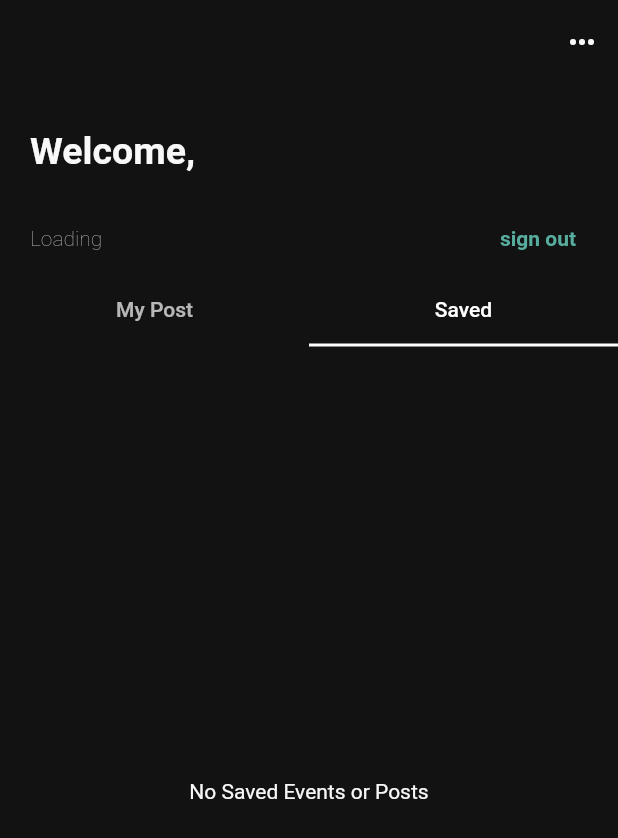
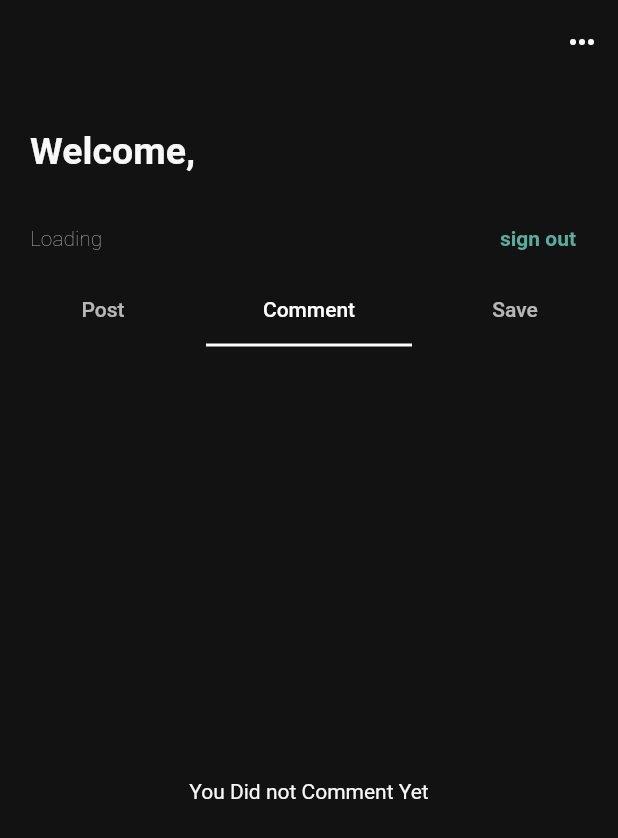
Before and after one commit to seoyoungk0909/INUS, a Flutter app: the ProfilePage screen opened directly, tab 2 chosen, on a phone screen of 412 x 824 dp. Shown: the top 838 px of the screen. Run offline on Flutter 3.47's test engine with Material 2 defaults, Android fonts, the phone set to English and light mode, and no system bars; our stand-ins replace cloud_firestore, firebase_auth, firebase_core, flutter_keyboard_visibility, flutter_speed_dial, flutter_svg and 1 more; accounts and stored records are empty; project files that could hold a hidden picture were left out.

Commit message:
added my comment section in profiel

```diff
--- a/lib/views/profile_page.dart
+++ b/lib/views/profile_page.dart
@@ -37,6 +37,12 @@ class ProfilePageState extends State<ProfilePage> {
           .snapshots();
 
   Stream<DocumentSnapshot<Map<String, dynamic>>> userInfoStream2 =
+      FirebaseFirestore.instance
+          .collection('user_info')
+          .doc(fbauth.FirebaseAuth.instance.currentUser?.uid)
+          .snapshots();
+
+  Stream<DocumentSnapshot<Map<String, dynamic>>> userInfoStream3 =
       FirebaseFirestore.instance
           .collection('user_info')
           .doc(fbauth.FirebaseAuth.instance.currentUser?.uid)
@@ -133,7 +139,7 @@ class ProfilePageState extends State<ProfilePage> {
   @override
   Widget build(BuildContext context) {
     return DefaultTabController(
-      length: 2,
+      length: 3,
       child: Scaffold(
         appBar: AppBar(
           backgroundColor: Theme.of(context).backgroundColor,
@@ -153,8 +159,9 @@ class ProfilePageState extends State<ProfilePage> {
               const TabBar(
                 indicatorColor: Colors.white,
                 tabs: [
-                  Tab(text: "My Post"),
-                  Tab(text: "Saved"),
+                  Tab(text: "Post"),
+                  Tab(text: "Comment"),
+                  Tab(text: "Save"),
                 ],
               ),
               Expanded(
@@ -208,6 +215,55 @@ class ProfilePageState extends State<ProfilePage> {
                           }
                         }),
                     KeepAliveStreamBuilder(
+                        stream: userInfoStream3,
+                        builder: (context, AsyncSnapshot<dynamic> snap) {
+                          if (snap.data == null) {
+                            print(snap);
+                            print(snap.data);
+                            return Center(
+                                child: CircularProgressIndicator(
+                                    color: ApdiColors.themeGreen));
+                          }
+                          try {
+                            Map<String, dynamic> data = snap.data!.data()!;
+                            List postRefs = data['myComments'];
+                            postRefs = postRefs.reversed.toList();
+                            List savedPostRefs = [];
+                            if (data.containsKey('savedPosts')) {
+                              savedPostRefs = data['savedPosts'];
+                            }
+                            if (postRefs.isEmpty) {
+                              return const Center(
+                                  child: Text("You Did not Comment Yet"));
+                            }
+                            return FutureBuilder<List<dynamic>>(
+                              future: getFromDocRefs(postRefs),
+                              builder: (context, snapshot) {
+                                if (snapshot.data == null) {
+                                  return const SizedBox.shrink();
+                                }
+                                return ListView.builder(
+                                  // physics: const AlwaysScrollableScrollPhysics(),
+                                  itemCount: snapshot.data!.length,
+                                  itemBuilder: (BuildContext context, int idx) {
+                                    bool saved = savedPostRefs.isNotEmpty &&
+                                        savedPostRefs.contains(postRefs[idx]);
+                                    return postUI(context,
+                                        PostController(snapshot.data![idx]),
+                                        setState: setState,
+                                        saved: saved,
+                                        first: idx == 0);
+                                  },
+                                );
+                              },
+                            );
+                          } catch (e) {
+                            print(e);
+                            return const Center(
+                                child: Text("You Did Not Comment Yet"));
+                          }
+                        }),
+                    KeepAliveStreamBuilder(
                         stream: userInfoStream2,
                         builder: (context, AsyncSnapshot<dynamic> snap) {
                           if (snap.data == null) {
@@ -252,7 +308,7 @@ class ProfilePageState extends State<ProfilePage> {
                             return const Center(
                                 child: Text("No Saved Events or Posts"));
                           }
-                        })
+                        }),
                   ],
                 ),
               ),
```
Also changed, not shown: lib/views/components/comment_box.dart (+10 -1 lines), 1 other file.
